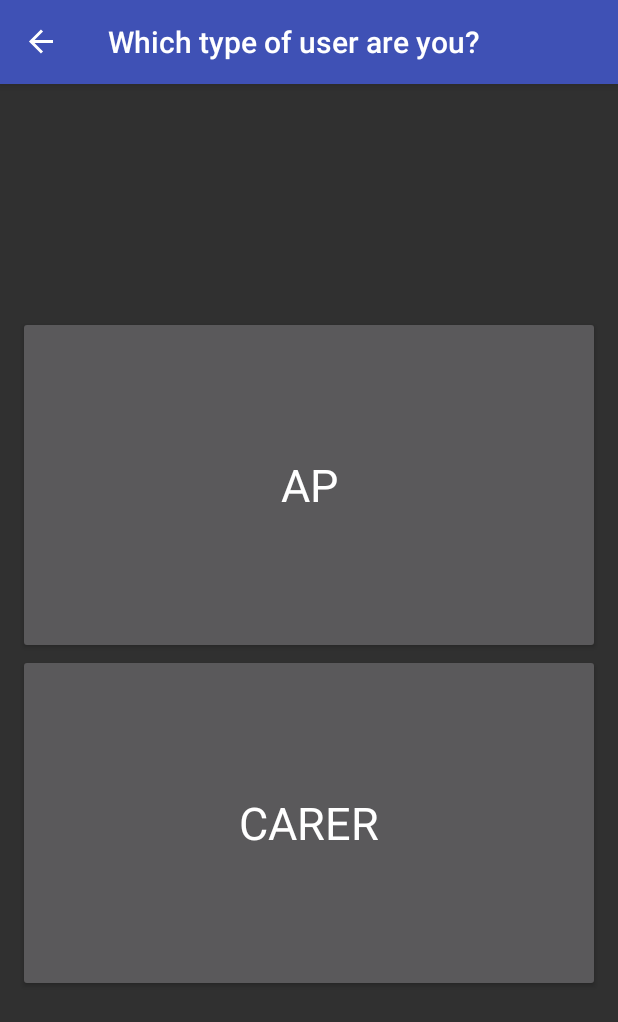
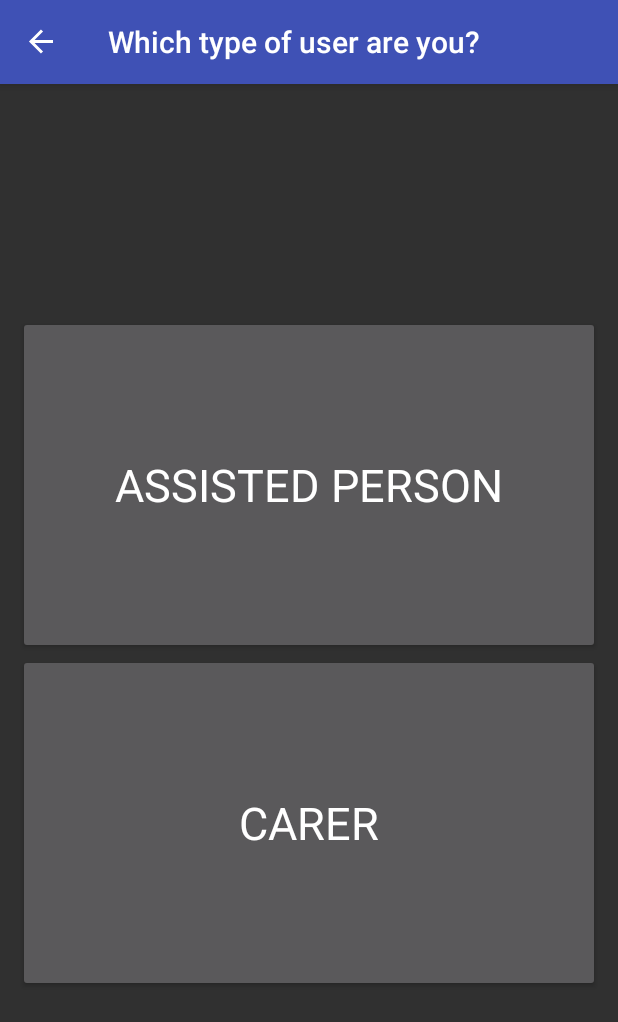
Before and after one commit to COMP30022-Russia/Russia_Client, an Android app: the RegisterChooseTypeFragment screen opened through its navigation route, on a phone screen of 412 x 824 dp. Shown: the top 1022 px of the screen. Run offline under Robolectric (Android 15) with nearby library versions, the phone set to English and light mode, and no system bars; our stand-ins replace Dagger/Hilt's generated code, data binding, navigation-ui; libraries missing offline, so code that uses them is left out: com.shopify.livedataktx; 6 statements that could not run were skipped.

Commit message:
Rename AP button on register choose type screen (#148)

```diff
--- a/app/src/main/res/values/strings.xml
+++ b/app/src/main/res/values/strings.xml
@@ -16,7 +16,7 @@
     <string name="register_carer">Register as Carer</string>
 
     <!-- Auth -->
-    <string name="ap">AP</string>
+    <string name="ap">Assisted Person</string>
     <string name="carer">Carer</string>
     <string name="register">Register</string>
     <string name="login">Login</string>
```
